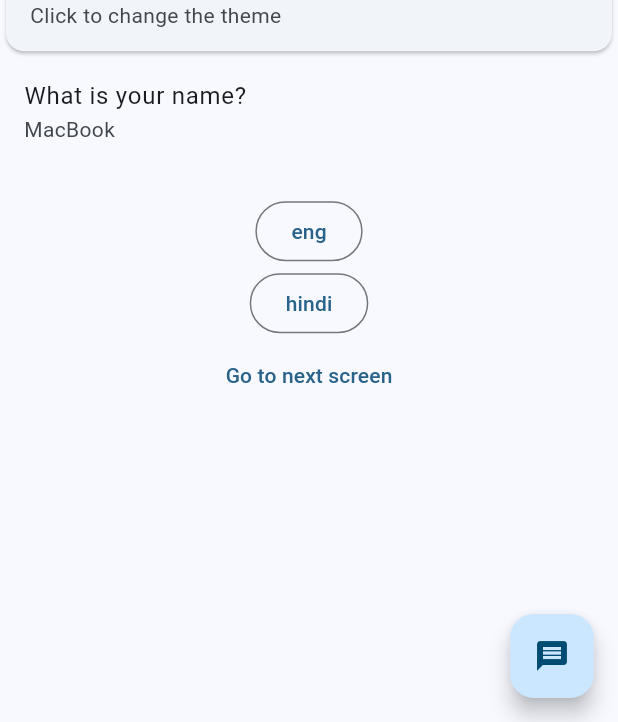
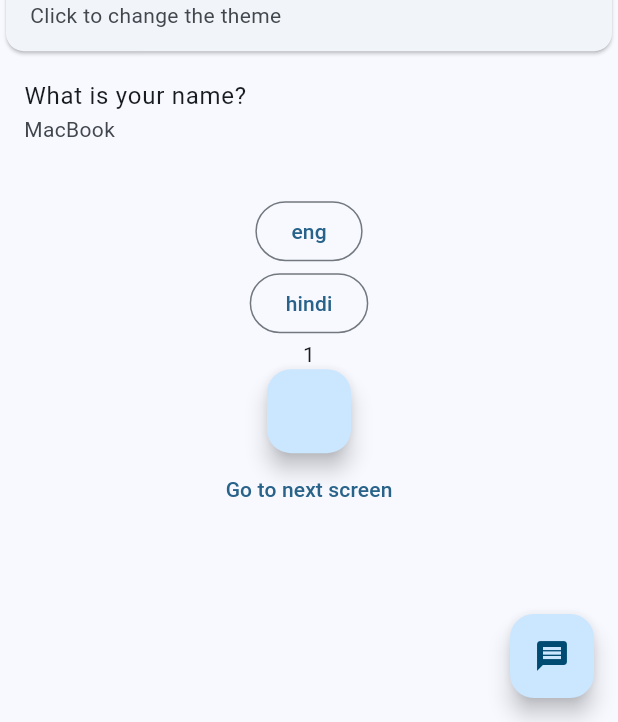
Before and after one commit to iabhinavrajput/flutter-getX, a Flutter app: the screen it shows after launch, on a phone screen of 412 x 824 dp, the part 514-1236 px from its top. Run offline on Flutter 3.47's test engine with Material 3 defaults, Android fonts, the phone set to English and light mode, and no system bars; our stand-ins replace get.

Commit message:
feat(home): add GetX counter with FAB and reactive display (optimize)

```diff
--- /dev/null
+++ b/lib/counter_controller.dart
@@ -0,0 +1,10 @@
+import 'package:get/get.dart';
+
+class CounterController extends GetxController {
+
+  RxInt counter = 1.obs;
+  incrementCounter() {
+    counter.value++;
+  }
+
+}
--- a/lib/home_screen.dart
+++ b/lib/home_screen.dart
@@ -1,5 +1,6 @@
 import 'package:flutter/material.dart';
 import 'package:get/get.dart';
+import 'package:getx_demo/counter_controller.dart';
 import 'package:getx_demo/screen_one.dart';
 
 class HomeScreen extends StatefulWidget {
@@ -10,6 +11,7 @@ class HomeScreen extends StatefulWidget {
 }
 
 class _HomeScreenState extends State<HomeScreen> {
+  final CounterController controller = Get.put(CounterController());
   @override
   Widget build(BuildContext context) {
     return Scaffold(
@@ -96,6 +98,13 @@ class _HomeScreenState extends State<HomeScreen> {
             child: Text('hindi'),
           ),
 
+          Center(child: Obx(() => Text(controller.counter.toString()))),
+          FloatingActionButton(
+            onPressed: () {
+              controller.incrementCounter();
+            },
+          ),
+
           Center(
             child: TextButton(
               onPressed: () {
```
